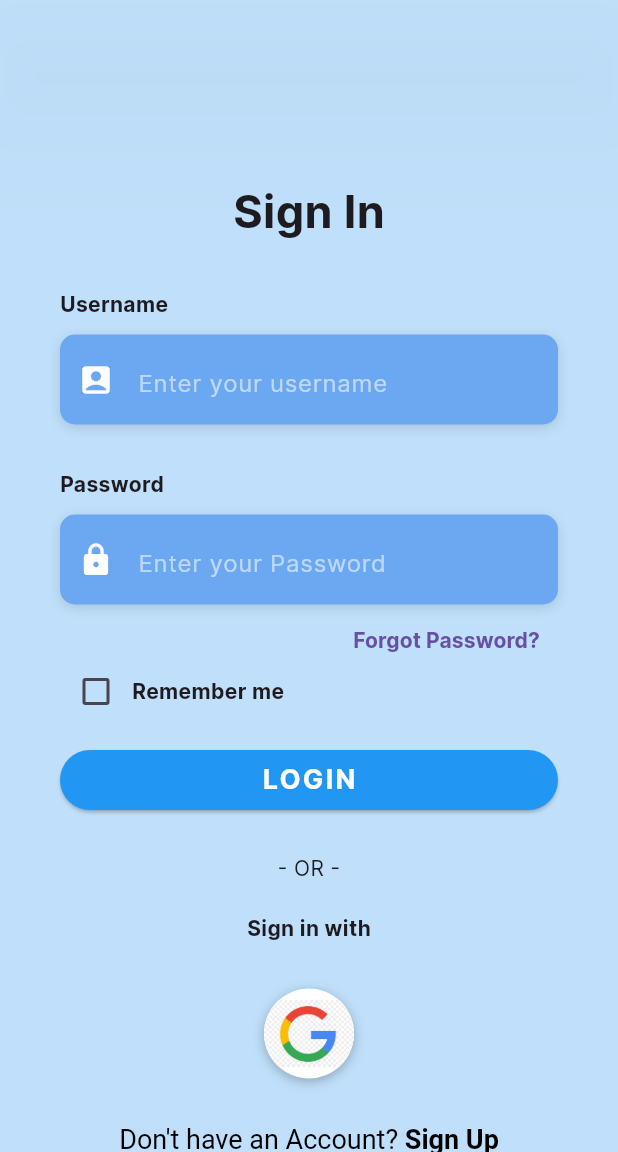
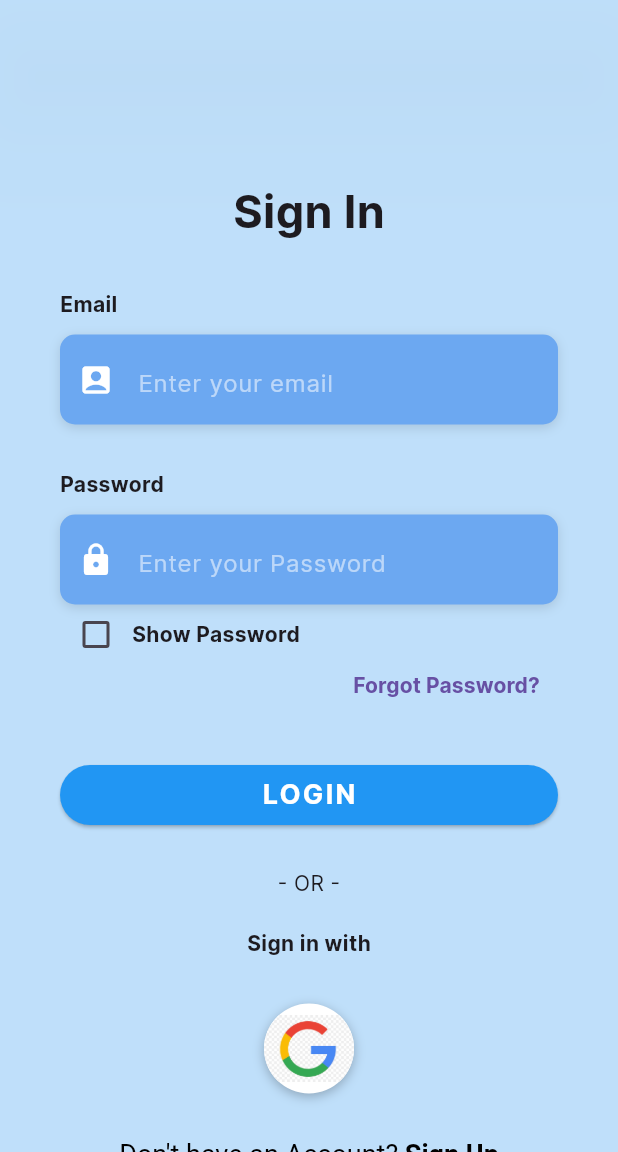
Before and after one commit to Luxchain0/Application, a Flutter app: the Login screen opened directly, after a tap on "LOGIN", on a phone screen of 412 x 824 dp, the part 84-1236 px from its top. Run offline on Flutter 3.47's test engine with Material 3 defaults, Android fonts, the phone set to English and light mode, and no system bars; our stand-ins replace firebase_core, firebase_storage, fl_chart; accounts and stored records are empty; network calls fail.

Commit message:
login fix

```diff
--- a/lib/screens/login.dart
+++ b/lib/screens/login.dart
@@ -15,16 +15,16 @@ class Login extends StatefulWidget {
 }
 
 class _LoginState extends State<Login> {
-  bool _rememberMe = false;
-  final TextEditingController usernameController = TextEditingController();
+  bool _showPassword = false;
+  final TextEditingController emailController = TextEditingController();
   final TextEditingController passwordController = TextEditingController();
 
-  Widget _buildUsernameTF() {
+  Widget _buildEmailTF() {
     return Column(
       crossAxisAlignment: CrossAxisAlignment.start,
       children: <Widget>[
         const Text(
-          'Username',
+          'Email',
           style: kLabelStyle,
         ),
         const SizedBox(height: 10.0),
@@ -33,7 +33,7 @@ class _LoginState extends State<Login> {
           decoration: kBoxDecorationStyle,
           height: 60.0,
           child: TextField(
-            controller: usernameController,
+            controller: emailController,
             style: const TextStyle(
               color: Colors.white,
             ),
@@ -44,7 +44,7 @@ class _LoginState extends State<Login> {
                 Icons.account_box,
                 color: Colors.white,
               ),
-              hintText: 'Enter your username',
+              hintText: 'Enter your email',
               hintStyle: kHintTextStyle,
             ),
           ),
@@ -68,7 +68,7 @@ class _LoginState extends State<Login> {
           height: 60.0,
           child: TextField(
             controller: passwordController,
-            obscureText: true,
+            obscureText: !_showPassword,
             style: const TextStyle(
               color: Colors.white,
             ),
@@ -103,7 +103,7 @@ class _LoginState extends State<Login> {
     );
   }
 
-  Widget _buildRememberMeCheckbox() {
+  Widget _buildShowPasswordBox() {
     return SizedBox(
       height: 20.0,
       child: Row(
@@ -111,18 +111,18 @@ class _LoginState extends State<Login> {
           Theme(
             data: ThemeData(unselectedWidgetColor: Colors.white),
             child: Checkbox(
-              value: _rememberMe,
+              value: _showPassword,
               checkColor: Colors.green,
               activeColor: Colors.white,
               onChanged: (value) {
                 setState(() {
-                  _rememberMe = value!;
+                  _showPassword = value!;
                 });
               },
             ),
           ),
           const Text(
-            'Remember me',
+            'Show Password',
             style: kLabelStyle,
           ),
         ],
@@ -137,12 +137,14 @@ class _LoginState extends State<Login> {
       child: ElevatedButton(
         onPressed: () async {
           try {
+            Map<String, String> requestBody = {
+              'email': emailController.text,
+              'password': passwordController.text,
+            };
+
             final response = await http.post(
               Uri.parse('$apiURL/auth/login'),
-              body: <String, String>{
-                'username': usernameController.text,
-                'password': passwordController.text,
-              },
+              body: jsonEncode(requestBody),
             );
 
             print(response.statusCode);
@@ -288,7 +290,7 @@ class _LoginState extends State<Login> {
   @override
   void dispose() {
     // Clean up the controller when the widget is disposed.
-    usernameController.dispose();
+    emailController.dispose();
     passwordController.dispose();
     super.dispose();
   }
@@ -330,11 +332,12 @@ class _LoginState extends State<Login> {
                       ),
                     ),
                     const SizedBox(height: 30.0),
-                    _buildUsernameTF(),
+                    _buildEmailTF(),
                     const SizedBox(height: 30.0),
                     _buildPasswordTF(),
+                    const SizedBox(height: 10.0),
+                    _buildShowPasswordBox(),
                     _buildForgotPasswordBtn(),
-                    _buildRememberMeCheckbox(),
                     _buildLoginBtn(),
                     _buildSignInWithText(),
                     _buildSocialBtnRow(),
```
Also changed, not shown: lib/screens/signup_screen.dart (+37 -37 lines).
